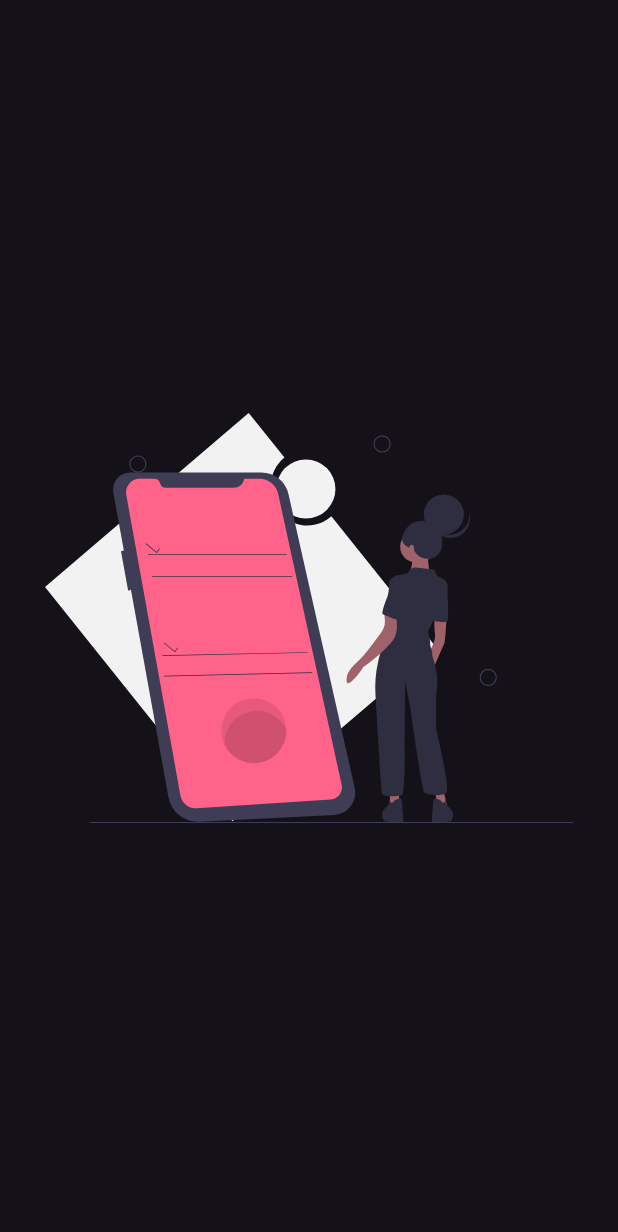
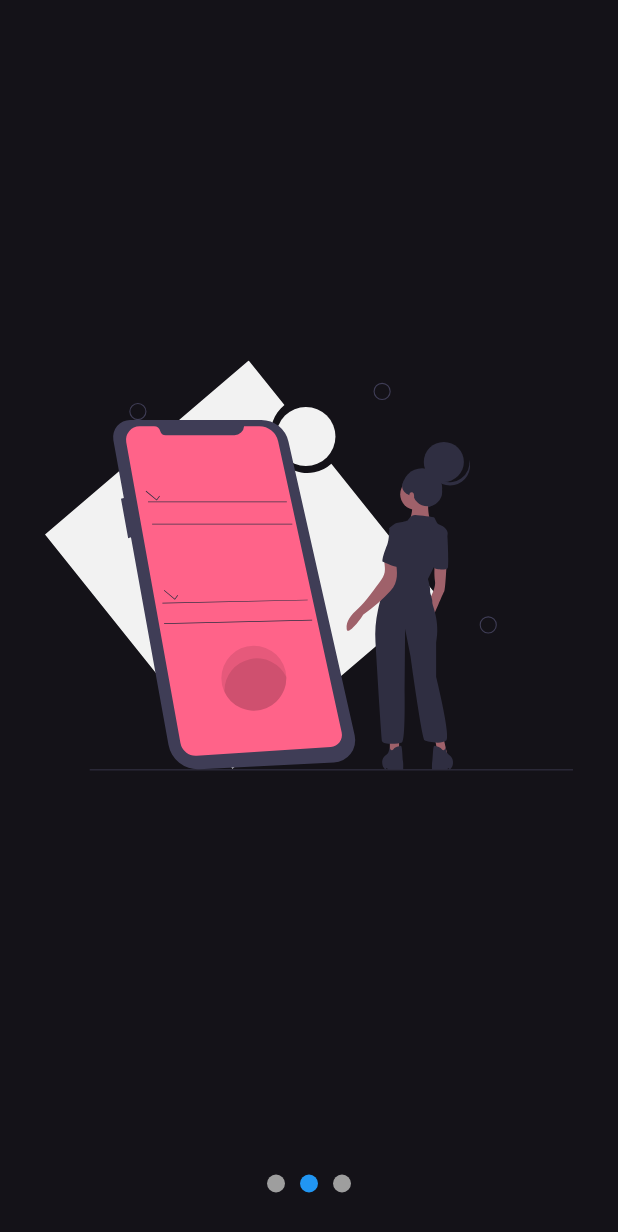
Before and after one commit to max-vigtov/disenos-flutter, a Flutter app: the screen it shows after launch, swiped to page 2, on a phone screen of 412 x 824 dp. Shown: the top 1232 px of the screen. Run offline on Flutter 3.47's test engine with Material 3 defaults, Android fonts, the phone set to English and light mode, and no system bars; our stand-ins replace flutter_svg.

Commit message:
SlidesShow: Donts & Slider Provider added

```diff
--- /dev/null
+++ b/lib/src/models/slider_model.dart
@@ -0,0 +1,13 @@
+import 'package:flutter/material.dart';
+
+class SliderModel with ChangeNotifier{
+
+  double _currentPage = 0;
+
+  double get currentPage => _currentPage;
+
+  set setCurrentPage(double currentPage) {
+    _currentPage = currentPage;
+    notifyListeners();
+  }
+}
--- a/lib/src/pages/slideshow_page.dart
+++ b/lib/src/pages/slideshow_page.dart
@@ -1,33 +1,111 @@
+import 'package:disenos_flutter/src/models/slider_model.dart';
 import 'package:flutter/material.dart';
 import 'package:flutter_svg/svg.dart';
+import 'package:provider/provider.dart';
 
 class SlideShowPage extends StatelessWidget {
   const SlideShowPage({super.key});
 
   @override
   Widget build(BuildContext context) {
-    return const Scaffold(
-      body: Center(
-        child: _Slides()
+    return ChangeNotifierProvider(
+      create: (context) => SliderModel(),
+      child: const Scaffold(
+        body: Center(
+          child: Column(
+            children: [
+              Expanded(
+                child: _Slides()),
+              _Dots(),
+            ],
+          )
+        ),
       ),
     );
   }
 }
 
-class _Slides extends StatelessWidget {
+class _Dots extends StatelessWidget {
+  const _Dots();
+
+  @override
+  Widget build(BuildContext context) {
+    return const SizedBox(
+      width: double.infinity,
+      height: 70,
+      child: Row(
+        mainAxisAlignment: MainAxisAlignment.center,
+        children: [
+          _Dot(0),
+          _Dot(1),
+          _Dot(2),
+        ],
+      ),
+    );
+  }
+}
+
+class _Dot extends StatelessWidget {
+
+  final int index;
+
+  const _Dot(this.index);
+
+  @override
+  Widget build(BuildContext context) {
+
+    final pageViewIndex = Provider.of<SliderModel>(context).currentPage;
+    return AnimatedContainer(
+      duration: const Duration(milliseconds: 200),
+      width: 12,
+      height: 12,
+      margin: const EdgeInsets.symmetric(horizontal: 5),
+      decoration: BoxDecoration(
+        color: (pageViewIndex >= index - 0.5 && pageViewIndex < index + 0.5)
+          ? Colors.blue
+          : Colors.grey,
+        shape: BoxShape.circle
+      ),
+    );
+  }
+}
+
+class _Slides extends StatefulWidget {
   const _Slides();
+
+  @override
+  State<_Slides> createState() => _SlidesState();
+}
+
+class _SlidesState extends State<_Slides> {
+
+  final pageViewController = PageController();
+
+  @override
+  void initState() {
+    super.initState();
+    pageViewController.addListener(() {
+        //update provider, slidermodel
+        Provider.of<SliderModel>(context, listen: false).setCurrentPage = pageViewController.page!;
+     });
+  }
+
+  @override
+  void dispose() {
+    pageViewController.dispose();
+    super.dispose();
+  }
 
   @override
   Widget build(BuildContext context) {
     return PageView(
+      controller: pageViewController,
       children: const [
         _Slide('assets/svgs/slide-1.svg'),
         _Slide('assets/svgs/slide-2.svg'),
         _Slide('assets/svgs/slide-3.svg'),
       ],
     );
-
-
   }
 }
 
--- a/pubspec.yaml
+++ b/pubspec.yaml
@@ -36,6 +36,7 @@ dependencies:
   # Use with the CupertinoIcons class for iOS style icons.
   cupertino_icons: ^1.0.2
   flutter_svg: ^2.0.10+1
+  provider: ^6.1.2
 
 dev_dependencies:
   flutter_test:
```
Also changed, not shown: pubspec.lock, 2 other files.
